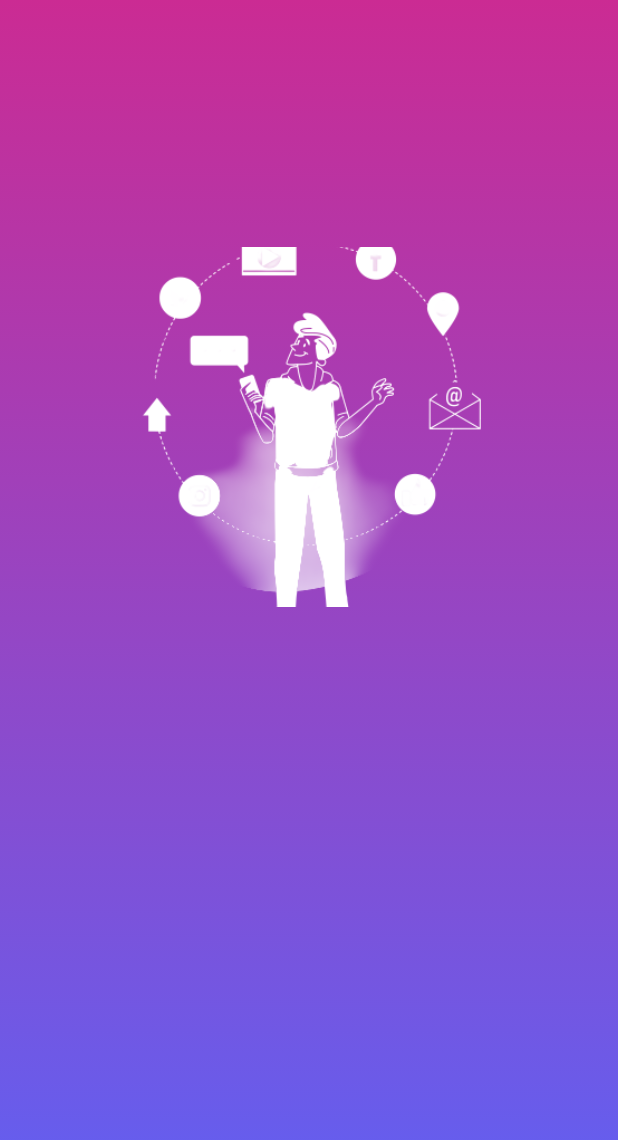
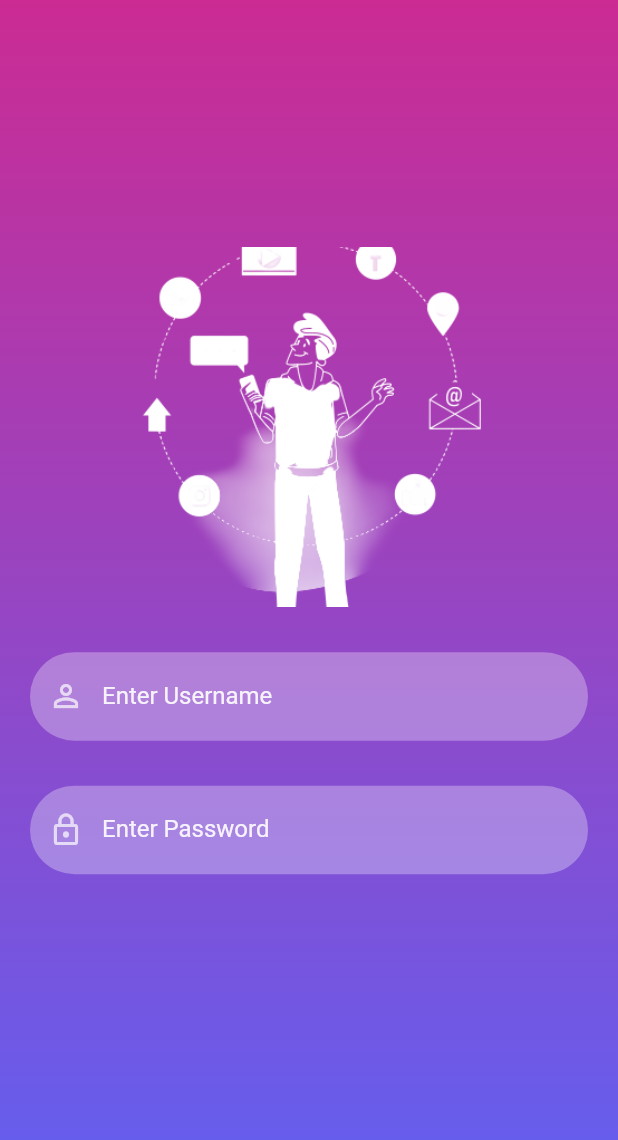
Before and after one commit to Edivri/fire_auth, a Flutter app: the screen it shows after launch, on a phone screen of 412 x 824 dp. Shown: the top 1140 px of the screen. Run offline on Flutter 3.47's test engine with Material 2 defaults, Android fonts, the phone set to English and light mode, and no system bars.

Commit message:
Created Input Widgets

```diff
--- a/lib/reusable_widgets/reusable_widget.dart
+++ b/lib/reusable_widgets/reusable_widget.dart
@@ -9,3 +9,37 @@ Image logoWidget(String imageName){
       color: Colors.white
     );
   }
+
+  TextField reusableTextField(String text, IconData icon, bool isPasswordType, TextEditingController controller){
+    return TextField(
+      controller: controller,
+      obscureText: isPasswordType,
+      enableSuggestions: !isPasswordType,
+      autocorrect: !isPasswordType,
+      cursorColor: Colors.white,
+      style: TextStyle(color: Colors.white.withOpacity(0.9)),
+      decoration: InputDecoration(
+        prefixIcon: Icon(
+          icon,
+          color: Colors.white70,
+        ),
+        labelText: text,
+        labelStyle: TextStyle(color: Colors.white.withOpacity(0.9)),
+        filled: true,
+        floatingLabelBehavior: FloatingLabelBehavior.never,
+        fillColor: Colors.white.withOpacity(0.3),
+        border: OutlineInputBorder(
+          borderRadius: BorderRadius.circular(30.0),
+          borderSide: const BorderSide(
+            width: 0,
+            style: BorderStyle.none
+          )
+        ),
+
+
+      ),
+      keyboardType: isPasswordType
+      ? TextInputType.visiblePassword
+       : TextInputType.emailAddress,
+    );
+  }
--- a/lib/screens/signin_screen.dart
+++ b/lib/screens/signin_screen.dart
@@ -1,3 +1,5 @@
+// ignore_for_file: prefer_const_constructors
+
 import 'package:fire_auth/reusable_widgets/reusable_widget.dart';
 import 'package:fire_auth/utils/color_utils.dart';
 import 'package:flutter/material.dart';
@@ -10,6 +12,8 @@ class SignInScreen extends StatefulWidget {
 }
 
 class _SignInScreenState extends State<SignInScreen> {
+  TextEditingController _passwordTextController = TextEditingController();
+  TextEditingController _emailTextController = TextEditingController();
   @override
   Widget build(BuildContext context) {
     return Scaffold(
@@ -29,6 +33,16 @@ class _SignInScreenState extends State<SignInScreen> {
                 child: Column(
                 children: <Widget>[
                   logoWidget("images/logo.png"),
+                  // ignore: prefer_const_constructors
+                  SizedBox(
+                    height: 30,
+                  ),
+                  reusableTextField("Enter Username", Icons.person_outline, false, _emailTextController),
+                     SizedBox(
+                    height: 30,
+                  ),
+                  reusableTextField("Enter Password", Icons.lock_outline, false, _passwordTextController),
+
                 ]),)),),
 
 
```
